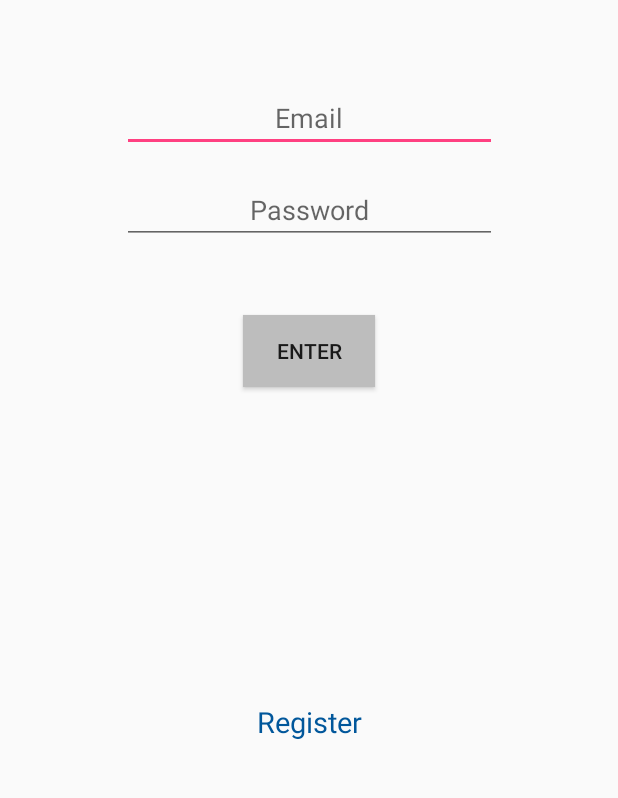
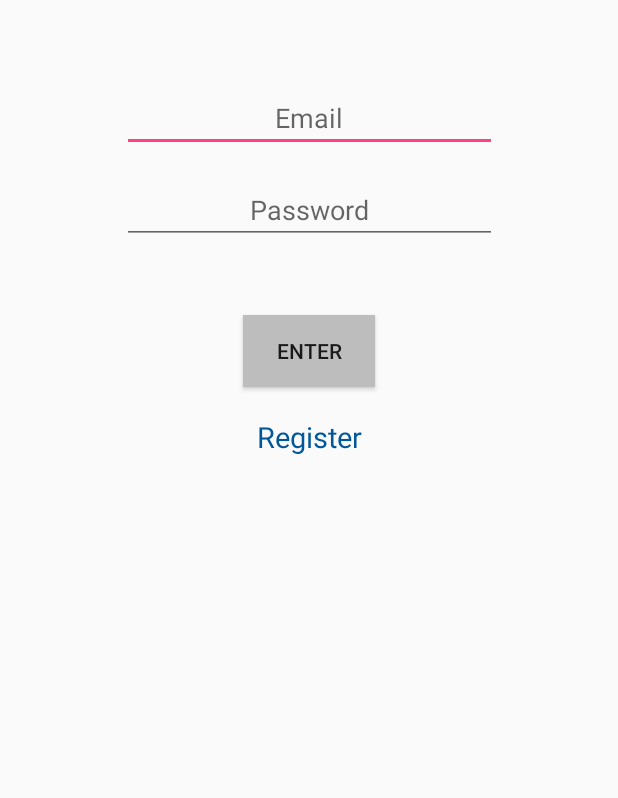
Before and after one commit to JuanLondonho/Practica1, an Android app: the screen it shows after launch (MainActivity), on a phone screen of 412 x 824 dp, the part 351-1149 px from its top. Run offline under Robolectric (Android 15) with nearby library versions, the phone set to English and light mode, and no system bars.

```diff
--- a/Lab1-UI/src/main/java/co/edu/udea/compumovil/gr05_20172/lab1/MainActivity.java
+++ b/Lab1-UI/src/main/java/co/edu/udea/compumovil/gr05_20172/lab1/MainActivity.java
@@ -2,17 +2,24 @@ package co.edu.udea.compumovil.gr05_20172.lab1;
 
 import android.app.DatePickerDialog;
 import android.content.Intent;
+import android.content.SharedPreferences;
 import android.support.v7.app.AppCompatActivity;
 import android.os.Bundle;
 import android.view.View;
 import android.widget.Button;
+import android.widget.EditText;
+import android.widget.Toast;
 
 public class MainActivity extends AppCompatActivity implements View.OnClickListener {
-
+    SharedPreferences mPreferences;
+    String email;
+    String password;
     @Override
     protected void onCreate(Bundle savedInstanceState) {
         super.onCreate(savedInstanceState);
         setContentView(R.layout.activity_main);
+
+        mPreferences = getSharedPreferences("DATOS", 0);
 
         Button button = (Button)findViewById(R.id.btnLogin);
         button.setOnClickListener(this);
@@ -23,6 +30,12 @@ public class MainActivity extends AppCompatActivity implements View.OnClickListe
     public void onClick(View view) {
         switch (view.getId()){
             case R.id.btnLogin:
+                email = ((EditText)findViewById(R.id.txtUserLog)).getText().toString();
+                password = ((EditText)findViewById(R.id.txtUserPass)).getText().toString();
+                if(email.equalsIgnoreCase(mPreferences.getString("email", null)) && password.equals(mPreferences.getString("password", null))){
+                    Toast toast = Toast.makeText(getApplicationContext(), "Entró", Toast.LENGTH_LONG);
+                    toast.show();
+                }
                 break;
 
             case R.id.txtViewRegister:
--- a/Lab1-UI/src/main/res/layout-land/activity_main.xml
+++ b/Lab1-UI/src/main/res/layout-land/activity_main.xml
@@ -46,9 +46,9 @@
         <TextView
             android:id="@+id/txtViewRegister"
             style="@style/styleTxtView"
-            android:gravity="center"
             android:text="@string/register"
-            android:layout_marginTop="30dp"/>
+            android:layout_marginTop="20dp"
+            />
 
     </LinearLayout>
 
--- a/Lab1-UI/src/main/res/layout/activity_main.xml
+++ b/Lab1-UI/src/main/res/layout/activity_main.xml
@@ -57,12 +57,10 @@
     <TextView
         android:id="@+id/txtViewRegister"
         style="@style/styleTxtView"
-        android:layout_marginTop="8dp"
+        android:text="@string/register"
+        android:layout_marginTop="20dp"
         app:layout_constraintTop_toBottomOf="@+id/btnLogin"
-        app:layout_constraintBottom_toBottomOf="parent"
-        android:layout_marginBottom="8dp"
         android:layout_marginRight="8dp"
-        app:layout_constraintVertical_bias="0.696"
         app:layout_constraintRight_toRightOf="parent"
         android:layout_marginLeft="8dp"
         app:layout_constraintLeft_toLeftOf="parent"
```
Also changed, not shown: Lab1-UI/src/main/java/co/edu/udea/compumovil/gr05_20172/lab1/RegisterActivity.java (+52 -18 lines), Lab1-UI/src/main/res/layout-land/activity_register.xml (+4 -5 lines), Lab1-UI/src/main/res/layout/activity_register.xml (+1 -6 lines).
